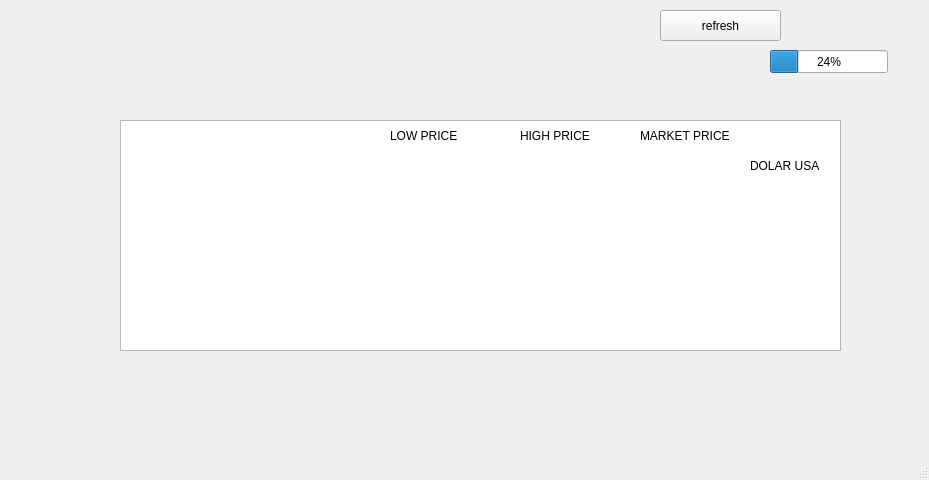
Above: UI/main_window.ui from mehdisheyxi/chande before the change. Below: the same form after it.
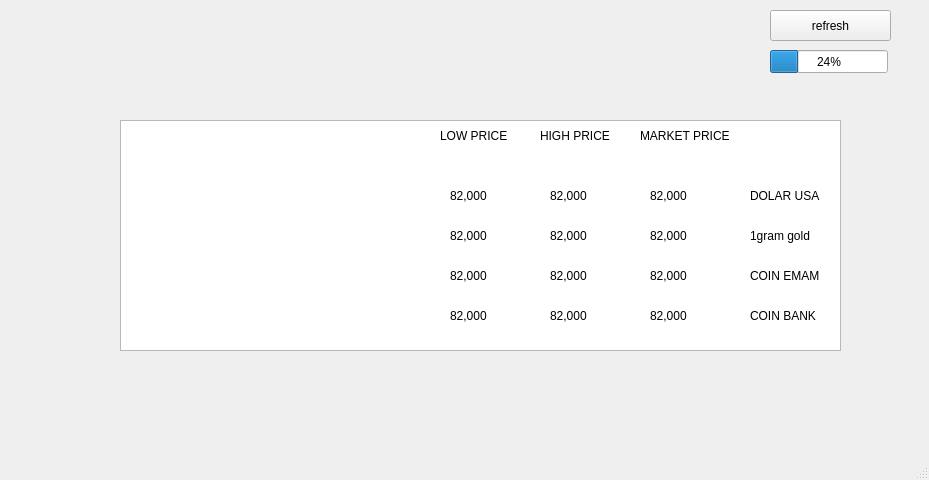
That is the form after the change.

What changed in the file:
```diff
--- a/UI/main_window.ui
+++ b/UI/main_window.ui
@@ -20,7 +20,7 @@
    <widget class="QPushButton" name="pushButton">
     <property name="geometry">
      <rect>
-      <x>660</x>
+      <x>770</x>
       <y>10</y>
       <width>121</width>
       <height>31</height>
@@ -57,7 +57,7 @@
     <property name="geometry">
      <rect>
       <x>750</x>
-      <y>150</y>
+      <y>180</y>
       <width>91</width>
       <height>31</height>
      </rect>
@@ -82,7 +82,7 @@
    <widget class="QLabel" name="label_3">
     <property name="geometry">
      <rect>
-      <x>520</x>
+      <x>540</x>
       <y>120</y>
       <width>101</width>
       <height>31</height>
@@ -95,7 +95,7 @@
    <widget class="QLabel" name="label_4">
     <property name="geometry">
      <rect>
-      <x>390</x>
+      <x>440</x>
       <y>120</y>
       <width>101</width>
       <height>31</height>
@@ -105,6 +105,201 @@
      <string>LOW PRICE</string>
     </property>
    </widget>
+   <widget class="QLabel" name="label_5">
+    <property name="geometry">
+     <rect>
+      <x>750</x>
+      <y>220</y>
+      <width>91</width>
+      <height>31</height>
+     </rect>
+    </property>
+    <property name="text">
+     <string>1gram gold</string>
+    </property>
+   </widget>
+   <widget class="QLabel" name="label_6">
+    <property name="geometry">
+     <rect>
+      <x>750</x>
+      <y>260</y>
+      <width>91</width>
+      <height>31</height>
+     </rect>
+    </property>
+    <property name="text">
+     <string>COIN EMAM</string>
+    </property>
+   </widget>
+   <widget class="QLabel" name="label_7">
+    <property name="geometry">
+     <rect>
+      <x>750</x>
+      <y>300</y>
+      <width>91</width>
+      <height>31</height>
+     </rect>
+    </property>
+    <property name="text">
+     <string>COIN BANK</string>
+    </property>
+   </widget>
+   <widget class="QLabel" name="label_8">
+    <property name="geometry">
+     <rect>
+      <x>650</x>
+      <y>180</y>
+      <width>91</width>
+      <height>31</height>
+     </rect>
+    </property>
+    <property name="text">
+     <string>82,000</string>
+    </property>
+   </widget>
+   <widget class="QLabel" name="label_9">
+    <property name="geometry">
+     <rect>
+      <x>550</x>
+      <y>180</y>
+      <width>91</width>
+      <height>31</height>
+     </rect>
+    </property>
+    <property name="text">
+     <string>82,000</string>
+    </property>
+   </widget>
+   <widget class="QLabel" name="label_10">
+    <property name="geometry">
+     <rect>
+      <x>450</x>
+      <y>180</y>
+      <width>91</width>
+      <height>31</height>
+     </rect>
+    </property>
+    <property name="text">
+     <string>82,000</string>
+    </property>
+   </widget>
+   <widget class="QLabel" name="label_11">
+    <property name="geometry">
+     <rect>
+      <x>450</x>
+      <y>220</y>
+      <width>91</width>
+      <height>31</height>
+     </rect>
+    </property>
+    <property name="text">
+     <string>82,000</string>
+    </property>
+   </widget>
+   <widget class="QLabel" name="label_12">
+    <property name="geometry">
+     <rect>
+      <x>450</x>
+      <y>260</y>
+      <width>91</width>
+      <height>31</height>
+     </rect>
+    </property>
+    <property name="text">
+     <string>82,000</string>
+    </property>
+   </widget>
+   <widget class="QLabel" name="label_13">
+    <property name="geometry">
+     <rect>
+      <x>450</x>
+      <y>300</y>
+      <width>91</width>
+      <height>31</height>
+     </rect>
+    </property>
+    <property name="text">
+     <string>82,000</string>
+    </property>
+   </widget>
+   <widget class="QLabel" name="label_14">
+    <property name="geometry">
+     <rect>
+      <x>550</x>
+      <y>220</y>
+      <width>91</width>
+      <height>31</height>
+     </rect>
+    </property>
+    <property name="text">
+     <string>82,000</string>
+    </property>
+   </widget>
+   <widget class="QLabel" name="label_15">
+    <property name="geometry">
+     <rect>
+      <x>550</x>
+      <y>260</y>
+      <width>91</width>
+      <height>31</height>
+     </rect>
+    </property>
+    <property name="text">
+     <string>82,000</string>
+    </property>
+   </widget>
+   <widget class="QLabel" name="label_16">
+    <property name="geometry">
+     <rect>
+      <x>550</x>
+      <y>300</y>
+      <width>91</width>
+      <height>31</height>
+     </rect>
+    </property>
+    <property name="text">
+     <string>82,000</string>
+    </property>
+   </widget>
+   <widget class="QLabel" name="label_17">
+    <property name="geometry">
+     <rect>
+      <x>650</x>
+      <y>220</y>
+      <width>91</width>
+      <height>31</height>
+     </rect>
+    </property>
+    <property name="text">
+     <string>82,000</string>
+    </property>
+   </widget>
+   <widget class="QLabel" name="label_18">
+    <property name="geometry">
+     <rect>
+      <x>650</x>
+      <y>260</y>
+      <width>91</width>
+      <height>31</height>
+     </rect>
+    </property>
+    <property name="text">
+     <string>82,000</string>
+    </property>
+   </widget>
+   <widget class="QLabel" name="label_19">
+    <property name="geometry">
+     <rect>
+      <x>650</x>
+      <y>300</y>
+      <width>91</width>
+      <height>31</height>
+     </rect>
+    </property>
+    <property name="text">
+     <string>82,000</string>
+    </property>
+   </widget>
   </widget>
   <widget class="QMenuBar" name="menubar">
    <property name="geometry">
```
